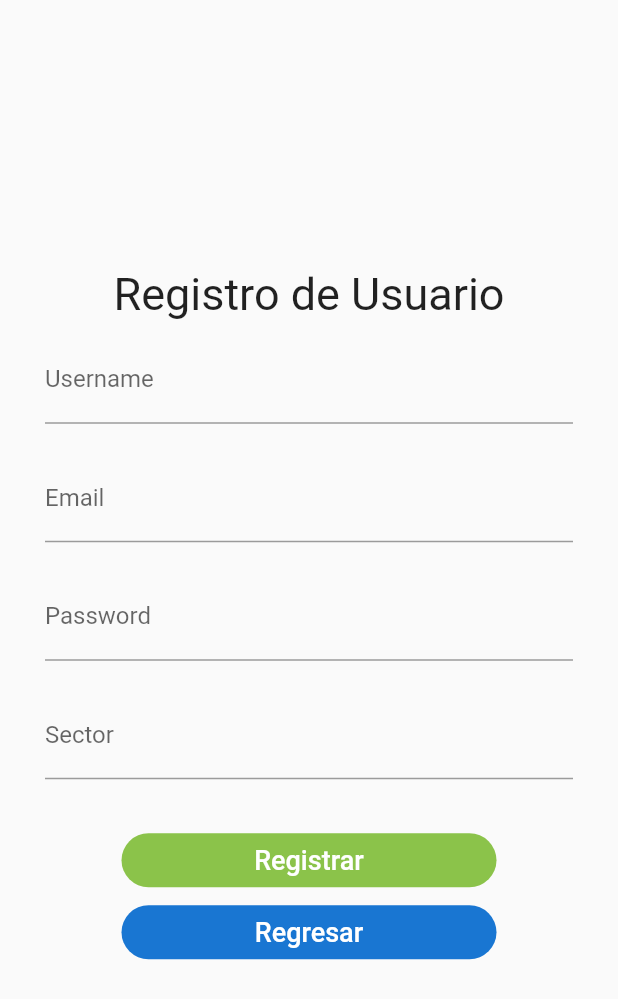
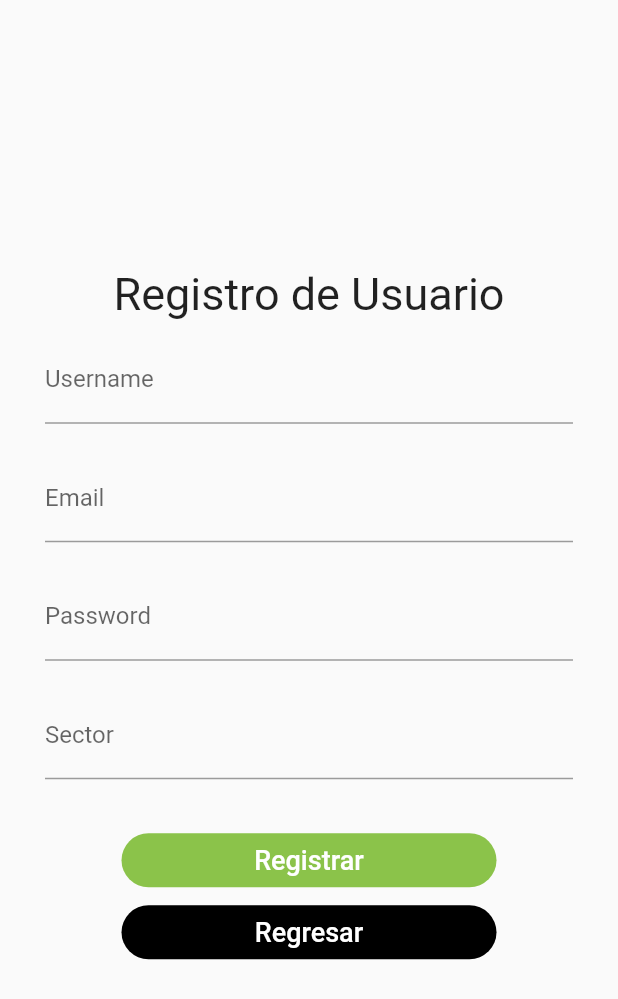
Before and after one commit to carmsanc/ecoteamLP, a Flutter app: the screen it shows after launch, after a tap on "Registrar", on a phone screen of 412 x 824 dp. Shown: the top 999 px of the screen. Run offline on Flutter 3.47's test engine with Material 2 defaults, Android fonts, the phone set to English and light mode, and no system bars; our stand-ins replace cloud_firestore, curved_navigation_bar, firebase_auth, firebase_database, firebase_storage, flutter_map and 3 more; missing offline and left inert: geocoder; accounts and stored records are empty; Roboto replaces fonts that are missing (Billabong).

Commit message:
version final 2.0

```diff
--- a/ecoteamFE/apppractice/lib/pages/login_screen.dart
+++ b/ecoteamFE/apppractice/lib/pages/login_screen.dart
@@ -76,13 +76,13 @@ class _MyHomePageState extends State<MyHomePage> {
               child: Center(
 
                 child: Padding(
-                  padding: EdgeInsets.only(top:40),
+                  padding: EdgeInsets.only(top:0),
                   child: Image.asset(
-                      'assets/images/logo.png',
-                      fit: BoxFit.fitHeight,
-                      filterQuality: FilterQuality.low,
-                      height: 150,
-                      width: 150,
+                      'assets/images/logo2.png',
+                      //fit: BoxFit.fitHeight,
+                      //filterQuality: FilterQuality.low,
+                      height: 300,
+                      width: 300,
                     )),
               ),
             ),
--- a/ecoteamFE/apppractice/lib/pages/signup_screen.dart
+++ b/ecoteamFE/apppractice/lib/pages/signup_screen.dart
@@ -11,6 +11,7 @@ class Signup_Screen extends StatelessWidget {
   @override
   Widget build(BuildContext context) {
     return MaterialApp(
+      debugShowCheckedModeBanner: false,
       title: 'Flutter Demo',
       theme: ThemeData(
         primarySwatch: Colors.lightGreen,
@@ -168,7 +169,7 @@ if (_formKey.currentState.validate()) {
                               builder: (context) => Login_Screen() )),
                         shape: new RoundedRectangleBorder(
                             borderRadius: new BorderRadius.circular(50.0)),
-                        color: Colors.blue.shade700,
+                        color: Colors.black,
                         child: Text(
                           'Regresar',
                           style: TextStyle(color: Colors.white, fontSize: 18.0),
```
Also changed, not shown: ecoteamFE/apppractice/lib/pages/home_screen.dart (+12 -29 lines), ecoteamFE/apppractice/assets/images/avatar.png (deleted), ecoteamFE/apppractice/assets/images/digital.jpg (deleted), ecoteamFE/apppractice/assets/images/logo.png (deleted), ecoteamFE/apppractice/assets/images/perfil.jpg (deleted), ecoteamFE/apppractice/pubspec.lock, pantalla1.png (added), pantalla2.png (added), pantallas1.png (deleted), pantallas2.png (deleted), 1 other file.
